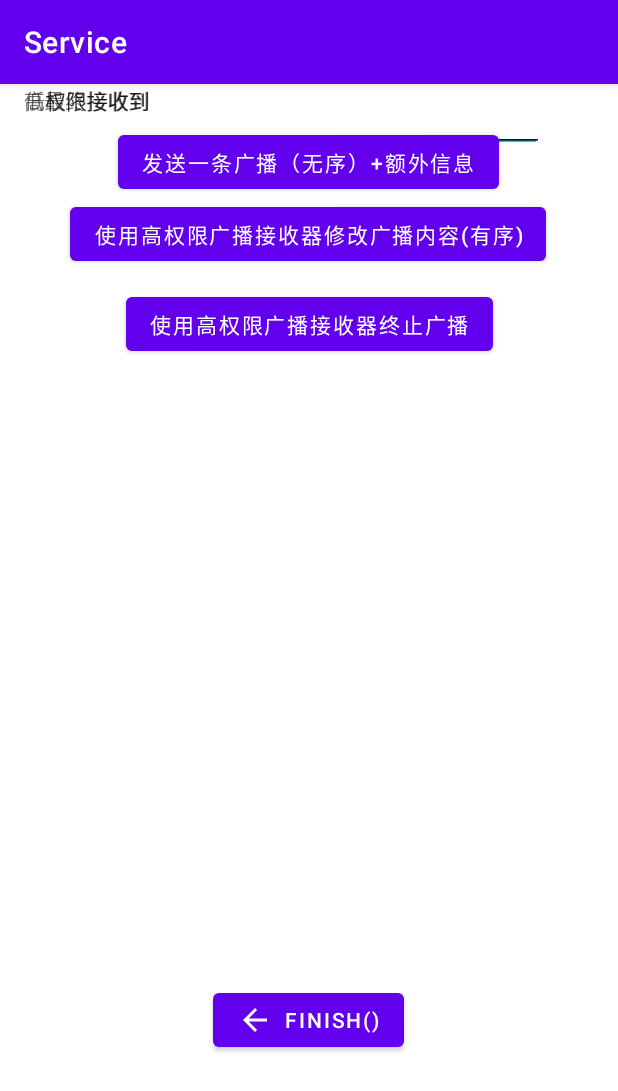
After one commit to yinleren6/AndroidAppDemo, an Android app: the Broadcast_Activity screen opened directly, with no data from a screen before it, on a phone screen of 412 x 824 dp. The commit adds this screen. Shown: the top 1091 px of the screen. Run offline under Robolectric (Android 15) with nearby library versions, the phone set to English and light mode, and no system bars.

Commit message:
add Broadcast Receiver

```diff
--- a/app/src/main/java/moe/demo/myapplication/Activity_Activitty.java
+++ b/app/src/main/java/moe/demo/myapplication/Activity_Activitty.java
@@ -22,7 +22,7 @@ public class Activity_Activitty extends AppCompatActivity {
     }
 
     public void b1(View view) {
-        Log.i("aaaa", "按了按钮2");
+
         i.setClass(this, Activity_FeedBack_Activitty.class);
         startActivity(i);
     }
--- a/app/src/main/java/moe/demo/myapplication/Activity_FeedBack_Activitty.java
+++ b/app/src/main/java/moe/demo/myapplication/Activity_FeedBack_Activitty.java
@@ -16,7 +16,7 @@ public class Activity_FeedBack_Activitty extends AppCompatActivity {
     @Override
     public void onCreate(Bundle savedInstanceState) {
         super.onCreate(savedInstanceState);
-        setContentView(R.layout.activity_a_fallback);
+        setContentView(R.layout.activity_feedback);
         this.setTitle("Activity跳转");
         i = new Intent();
         nameInput = findViewById(R.id.editTextTextPersonName);
--- /dev/null
+++ b/app/src/main/res/layout/activity_broadcast.xml
@@ -0,0 +1,121 @@
+<?xml version="1.0" encoding="utf-8"?>
+<androidx.constraintlayout.widget.ConstraintLayout xmlns:android="http://schemas.android.com/apk/res/android"
+    xmlns:app="http://schemas.android.com/apk/res-auto"
+    xmlns:tools="http://schemas.android.com/tools"
+    android:layout_width="match_parent"
+    android:layout_height="match_parent"
+    tools:context=".Activity_Activitty">
+
+    <Button
+        android:id="@+id/button1"
+        android:layout_width="wrap_content"
+        android:layout_height="wrap_content"
+        android:layout_marginTop="28dp"
+        android:onClick="sendBroadcast"
+        android:text="发送一条广播（无序）+额外信息"
+        app:layout_constraintEnd_toEndOf="parent"
+        app:layout_constraintHorizontal_bias="0.498"
+        app:layout_constraintStart_toStartOf="parent"
+        app:layout_constraintTop_toTopOf="parent" />
+
+    <Button
+        android:id="@+id/button2"
+        android:layout_width="wrap_content"
+        android:layout_height="wrap_content"
+        android:onClick="sendOrdered1"
+        android:text="使用高权限广播接收器修改广播内容(有序)"
+        app:layout_constraintEnd_toEndOf="parent"
+        app:layout_constraintHorizontal_bias="0.496"
+        app:layout_constraintStart_toStartOf="parent"
+        app:layout_constraintTop_toBottomOf="@+id/button1" />
+
+    <Button
+        android:id="@+id/button4"
+        android:layout_width="wrap_content"
+        android:layout_height="wrap_content"
+        android:layout_marginBottom="120dp"
+        android:onClick="finish"
+        android:text="@string/finish"
+        app:icon="@drawable/abc_vector_test"
+        app:layout_constraintBottom_toBottomOf="parent"
+        app:layout_constraintEnd_toEndOf="parent"
+        app:layout_constraintHorizontal_bias="0.498"
+        app:layout_constraintStart_toStartOf="parent" />
+
+    <TextView
+        android:id="@+id/textView7"
+        android:layout_width="wrap_content"
+        android:layout_height="wrap_content"
+        android:text="低权限接收到"
+        app:layout_constraintEnd_toEndOf="parent"
+        app:layout_constraintHorizontal_bias="0.049"
+        app:layout_constraintStart_toStartOf="parent"
+        tools:layout_editor_absoluteY="439dp" />
+
+    <Button
+        android:id="@+id/button10"
+        android:layout_width="wrap_content"
+        android:layout_height="wrap_content"
+        android:layout_marginTop="12dp"
+        android:text="使用高权限广播接收器终止广播"
+        app:layout_constraintEnd_toEndOf="parent"
+        app:layout_constraintStart_toStartOf="parent"
+        app:layout_constraintTop_toBottomOf="@+id/button2" />
+
+    <TextView
+        android:id="@+id/textView8"
+        android:layout_width="wrap_content"
+        android:layout_height="wrap_content"
+        android:text="高权限接收到"
+        app:layout_constraintEnd_toEndOf="parent"
+        app:layout_constraintHorizontal_bias="0.049"
+        app:layout_constraintStart_toStartOf="parent"
+        tools:layout_editor_absoluteY="388dp" />
+
+    <TextView
+        android:id="@+id/textView9"
+        android:layout_width="wrap_content"
+        android:layout_height="wrap_content"
+        android:text="最终接收到"
+        app:layout_constraintEnd_toEndOf="parent"
+        app:layout_constraintHorizontal_bias="0.085"
+        app:layout_constraintStart_toStartOf="parent"
+        tools:layout_editor_absoluteY="484dp" />
+
+    <EditText
+        android:id="@+id/editTextTextMultiLine"
+        android:layout_width="wrap_content"
+        android:layout_height="wrap_content"
+        android:layout_marginStart="28dp"
+        android:ems="10"
+        android:gravity="start|top"
+        android:inputType="textMultiLine"
+        app:layout_constraintEnd_toEndOf="parent"
+        app:layout_constraintHorizontal_bias="0.285"
+        app:layout_constraintStart_toEndOf="@+id/textView8"
+        tools:layout_editor_absoluteY="378dp" />
+
+    <EditText
+        android:id="@+id/editTextTextMultiLine2"
+        android:layout_width="wrap_content"
+        android:layout_height="wrap_content"
+        android:ems="10"
+        android:gravity="start|top"
+        android:inputType="textMultiLine"
+        app:layout_constraintEnd_toEndOf="parent"
+        app:layout_constraintStart_toEndOf="@+id/textView7"
+        tools:layout_editor_absoluteY="423dp" />
+
+    <EditText
+        android:id="@+id/editTextTextMultiLine3"
+        android:layout_width="wrap_content"
+        android:layout_height="wrap_content"
+        android:ems="10"
+        android:gravity="start|top"
+        android:inputType="textMultiLine"
+        app:layout_constraintEnd_toEndOf="parent"
+        app:layout_constraintHorizontal_bias="0.505"
+        app:layout_constraintStart_toEndOf="@+id/textView9"
+        tools:layout_editor_absoluteY="468dp" />
+
+</androidx.constraintlayout.widget.ConstraintLayout>
--- a/app/src/main/res/layout/activity_main.xml
+++ b/app/src/main/res/layout/activity_main.xml
@@ -22,7 +22,7 @@
         android:layout_width="wrap_content"
         android:layout_height="wrap_content"
         android:layout_marginTop="32dp"
-        android:onClick="c1"
+        android:onClick="act"
         android:text="@string/activity"
         app:layout_constraintEnd_toEndOf="parent"
         app:layout_constraintStart_toStartOf="parent"
@@ -33,7 +33,7 @@
         android:layout_width="wrap_content"
         android:layout_height="wrap_content"
         android:layout_marginTop="16dp"
-        android:onClick="c2"
+        android:onClick="ser"
         android:text="@string/service"
         app:layout_constraintEnd_toEndOf="parent"
         app:layout_constraintStart_toStartOf="parent"
@@ -44,6 +44,7 @@
         android:layout_width="wrap_content"
         android:layout_height="wrap_content"
         android:layout_marginTop="12dp"
+        android:onClick="bro"
         android:text="@string/broadcast_receivers"
         app:layout_constraintEnd_toEndOf="parent"
         app:layout_constraintHorizontal_bias="0.501"
--- a/app/src/main/res/layout/service_activity.xml
+++ b/app/src/main/res/layout/activity_service.xml
@@ -11,7 +11,7 @@
         android:layout_width="wrap_content"
         android:layout_height="wrap_content"
         android:layout_marginTop="176dp"
-        android:onClick="b1"
+        android:onClick="start"
         android:text="@string/start_service"
         app:layout_constraintEnd_toEndOf="parent"
         app:layout_constraintHorizontal_bias="0.165"
@@ -23,7 +23,7 @@
         android:layout_width="wrap_content"
         android:layout_height="wrap_content"
         android:layout_marginStart="36dp"
-        android:onClick="b2"
+        android:onClick="stop"
         android:text="@string/stop_service"
         app:layout_constraintStart_toEndOf="@+id/button1"
         app:layout_constraintTop_toTopOf="@+id/button1" />
@@ -65,6 +65,7 @@
         android:layout_width="wrap_content"
         android:layout_height="wrap_content"
         android:layout_marginTop="48dp"
+        android:onClick="bindClick"
         android:text="@string/bind"
         app:layout_constraintStart_toStartOf="@+id/button1"
         app:layout_constraintTop_toBottomOf="@+id/button1" />
@@ -74,6 +75,7 @@
         android:layout_width="wrap_content"
         android:layout_height="wrap_content"
         android:layout_marginStart="36dp"
+        android:onClick="unbindClick"
         android:text="@string/unbind"
         app:layout_constraintStart_toEndOf="@+id/button7"
         app:layout_constraintTop_toTopOf="@+id/button7" />
```
Also changed, not shown: app/src/main/AndroidManifest.xml (+53 -1 lines), app/src/main/java/moe/demo/myapplication/Broadcast_Activity.java (added, +56 -0 lines), app/src/main/java/moe/demo/myapplication/Broadcast_Receiver.java (added, +21 -0 lines), app/src/main/java/moe/demo/myapplication/Broadcast_Receiver_high_permission.java (added, +27 -0 lines), app/src/main/java/moe/demo/myapplication/Broadcast_Receiver_high_permission2.java (added, +28 -0 lines), app/src/main/java/moe/demo/myapplication/Broadcast_Receiver_low_permission.java (added, +22 -0 lines), app/src/main/java/moe/demo/myapplication/FinalReceiver_Broadcast.java (added, +17 -0 lines), app/src/main/java/moe/demo/myapplication/MainActivity.java (+11 -6 lines), app/src/main/java/moe/demo/myapplication/Service_Activitty.java (+33 -17 lines), app/src/main/java/moe/demo/myapplication/Service_class.java (renamed from app/src/main/java/moe/demo/myapplication/Service_Service.java, +8 -7 lines), app/src/main/res/layout/activity_feedback.xml (renamed from app/src/main/res/layout/activity_a_fallback.xml).
